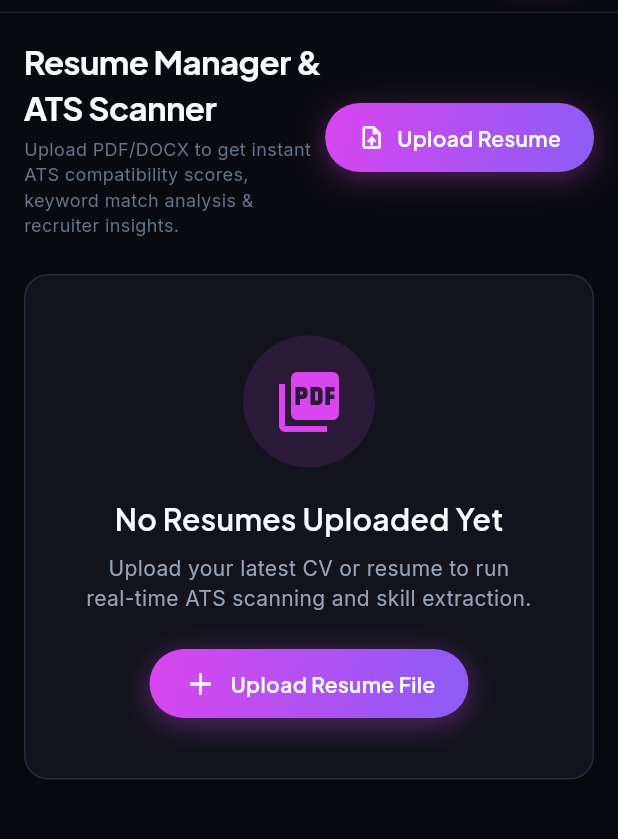
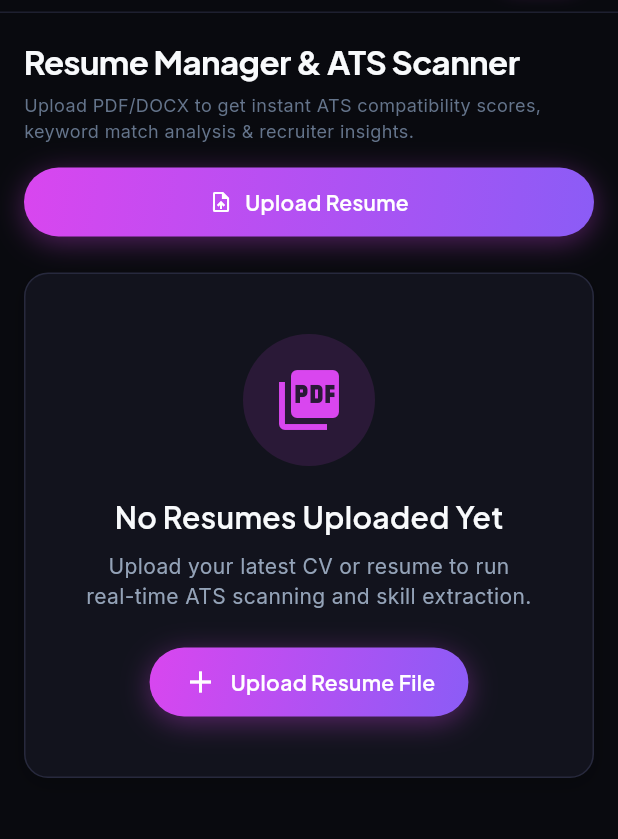
Before and after one commit to Areef-uddin/airecruitmentfrontend, a Flutter app: the CandidateResumesScreen screen opened by its route, after a tap on "Upload Resume", on a phone screen of 412 x 824 dp, the part 92-931 px from its top. Run offline on Flutter 3.47's test engine with Material 3 defaults, Android fonts, the phone set to English and light mode, and no system bars; our stand-ins replace dio, file_picker, flutter_riverpod, go_router, google_fonts, shared_preferences; missing offline and left inert: dart:html, dart:js, dart:ui_web; accounts and stored records are empty; network calls fail.

Commit message:
fix(frontend): make resumes screen fully responsive on mobile/desktop and direct multipart upload

```diff
--- a/lib/features/candidate/candidate_resumes_screen.dart
+++ b/lib/features/candidate/candidate_resumes_screen.dart
@@ -61,7 +61,6 @@ class _CandidateResumesScreenState extends ConsumerState<CandidateResumesScreen>
       setState(() => _isUploading = true);
 
       final dio = ApiClient().dio;
-      try {
       final formData = FormData();
       formData.files.add(MapEntry(
         'file',
@@ -70,19 +69,17 @@ class _CandidateResumesScreenState extends ConsumerState<CandidateResumesScreen>
       formData.fields.add(MapEntry('file_name', file.name));
       formData.fields.add(MapEntry('file_size', size.toString()));
 
-        await dio.post(ApiConfig.resumes, data: formData);
-      } catch (_) {
       await dio.post(
-          ApiConfig.aiResumeParse,
-          data: {
-            'file_name': file.name,
-            'raw_text': 'Senior Full-Stack & AI Engineer Resume: Flutter, Dart, Python, Django, PostgreSQL, Docker, Microservices.',
-          },
+        ApiConfig.resumes,
+        data: formData,
+        options: Options(contentType: 'multipart/form-data'),
       );
-      }
 
       await _fetchResumes();
-      setState(() => _isUploading = false);
+      setState(() {
+        _selectedResumeIndex = 0;
+        _isUploading = false;
+      });
 
       if (mounted) {
         ScaffoldMessenger.of(context).showSnackBar(
@@ -154,7 +151,8 @@ class _CandidateResumesScreenState extends ConsumerState<CandidateResumesScreen>
                         child: Column(
                           crossAxisAlignment: CrossAxisAlignment.start,
                           children: [
-                            // Header
+                            // Header: responsive layout
+                            if (isDesktop)
                               Row(
                                 mainAxisAlignment: MainAxisAlignment.spaceBetween,
                                 children: [
@@ -164,7 +162,7 @@ class _CandidateResumesScreenState extends ConsumerState<CandidateResumesScreen>
                                       children: [
                                         Text(
                                           'Resume Manager & ATS Scanner',
-                                        style: AppTypography.displaySmall.copyWith(fontSize: isDesktop ? 28 : 22),
+                                          style: AppTypography.displaySmall.copyWith(fontSize: 28),
                                         ),
                                         const SizedBox(height: 4),
                                         Text(
@@ -174,11 +172,11 @@ class _CandidateResumesScreenState extends ConsumerState<CandidateResumesScreen>
                                       ],
                                     ),
                                   ),
-                                Wrap(
-                                  spacing: 10,
-                                  runSpacing: 10,
+                                  const SizedBox(width: 16),
+                                  Row(
+                                    mainAxisSize: MainAxisSize.min,
                                     children: [
-                                    if (_resumes.isNotEmpty)
+                                      if (_resumes.isNotEmpty) ...[
                                         OutlinedButton.icon(
                                           onPressed: _isUploading ? null : () => _uploadResume(isReupload: true),
                                           style: OutlinedButton.styleFrom(
@@ -190,11 +188,57 @@ class _CandidateResumesScreenState extends ConsumerState<CandidateResumesScreen>
                                           icon: const Icon(Icons.sync, size: 16, color: Color(0xFFD946EF)),
                                           label: const Text('Re-upload Resume', style: TextStyle(fontWeight: FontWeight.bold, fontSize: 13)),
                                         ),
+                                        const SizedBox(width: 10),
+                                      ],
                                       AppButton(
                                         label: 'Upload Resume',
                                         icon: const Icon(Icons.upload_file, size: 18, color: Colors.white),
                                         isLoading: _isUploading,
                                         onPressed: () => _uploadResume(isReupload: false),
+                                      ),
+                                    ],
+                                  ),
+                                ],
+                              )
+                            else
+                              Column(
+                                crossAxisAlignment: CrossAxisAlignment.start,
+                                children: [
+                                  Text(
+                                    'Resume Manager & ATS Scanner',
+                                    style: AppTypography.displaySmall.copyWith(fontSize: 22),
+                                  ),
+                                  const SizedBox(height: 6),
+                                  Text(
+                                    'Upload PDF/DOCX to get instant ATS compatibility scores, keyword match analysis & recruiter insights.',
+                                    style: AppTypography.bodySmall,
+                                  ),
+                                  const SizedBox(height: 16),
+                                  Row(
+                                    children: [
+                                      if (_resumes.isNotEmpty) ...[
+                                        Expanded(
+                                          child: OutlinedButton.icon(
+                                            onPressed: _isUploading ? null : () => _uploadResume(isReupload: true),
+                                            style: OutlinedButton.styleFrom(
+                                              foregroundColor: const Color(0xFFD946EF),
+                                              side: const BorderSide(color: Color(0xFFD946EF)),
+                                              padding: const EdgeInsets.symmetric(vertical: 12),
+                                              shape: RoundedRectangleBorder(borderRadius: BorderRadius.circular(10)),
+                                            ),
+                                            icon: const Icon(Icons.sync, size: 16, color: Color(0xFFD946EF)),
+                                            label: const Text('Re-upload', style: TextStyle(fontWeight: FontWeight.bold, fontSize: 12)),
+                                          ),
+                                        ),
+                                        const SizedBox(width: 10),
+                                      ],
+                                      Expanded(
+                                        child: AppButton(
+                                          label: 'Upload Resume',
+                                          icon: const Icon(Icons.upload_file, size: 16, color: Colors.white),
+                                          isLoading: _isUploading,
+                                          onPressed: () => _uploadResume(isReupload: false),
+                                        ),
                                       ),
                                     ],
                                   ),
@@ -281,60 +325,22 @@ class _CandidateResumesScreenState extends ConsumerState<CandidateResumesScreen>
                                     const SizedBox(height: 18),
 
                                     // Strengths & Recommendations
+                                    if (isDesktop)
                                       Row(
                                         crossAxisAlignment: CrossAxisAlignment.start,
                                         children: [
-                                        Expanded(
-                                          child: Column(
+                                          Expanded(child: _buildStrengthsColumn(strengths)),
+                                          const SizedBox(width: 24),
+                                          Expanded(child: _buildRecommendationsColumn(recommendations)),
+                                        ],
+                                      )
+                                    else
+                                      Column(
                                         crossAxisAlignment: CrossAxisAlignment.start,
                                         children: [
-                                              Row(
-                                                children: [
-                                                  const Icon(Icons.check_circle, color: AppColors.success, size: 18),
-                                                  const SizedBox(width: 8),
-                                                  Text('ATS Strengths Identified', style: AppTypography.titleSmall.copyWith(color: AppColors.success)),
-                                                ],
-                                              ),
-                                              const SizedBox(height: 10),
-                                              ...strengths.map((s) => Padding(
-                                                padding: const EdgeInsets.only(bottom: 6),
-                                                child: Row(
-                                                  crossAxisAlignment: CrossAxisAlignment.start,
-                                                  children: [
-                                                    const Text('• ', style: TextStyle(color: AppColors.success, fontWeight: FontWeight.bold)),
-                                                    Expanded(child: Text(s, style: AppTypography.bodySmall)),
-                                                  ],
-                                                ),
-                                              )),
-                                            ],
-                                          ),
-                                        ),
-                                        if (isDesktop) const SizedBox(width: 24),
-                                        Expanded(
-                                          child: Column(
-                                            crossAxisAlignment: CrossAxisAlignment.start,
-                                            children: [
-                                              Row(
-                                                children: [
-                                                  const Icon(Icons.lightbulb_outline, color: AppColors.warning, size: 18),
-                                                  const SizedBox(width: 8),
-                                                  Text('Recommendations to Boost Score', style: AppTypography.titleSmall.copyWith(color: AppColors.warning)),
-                                                ],
-                                              ),
-                                              const SizedBox(height: 10),
-                                              ...recommendations.map((r) => Padding(
-                                                padding: const EdgeInsets.only(bottom: 6),
-                                                child: Row(
-                                                  crossAxisAlignment: CrossAxisAlignment.start,
-                                                  children: [
-                                                    const Text('• ', style: TextStyle(color: AppColors.warning, fontWeight: FontWeight.bold)),
-                                                    Expanded(child: Text(r, style: AppTypography.bodySmall)),
-                                                  ],
-                                                ),
-                                              )),
-                                            ],
-                                          ),
-                                        ),
+                                          _buildStrengthsColumn(strengths),
+                                          const SizedBox(height: 20),
+                                          _buildRecommendationsColumn(recommendations),
                                         ],
                                       ),
                                   ],
@@ -542,4 +548,56 @@ class _CandidateResumesScreenState extends ConsumerState<CandidateResumesScreen>
       ],
     );
   }
+
+  Widget _buildStrengthsColumn(List<String> strengths) {
+    return Column(
+      crossAxisAlignment: CrossAxisAlignment.start,
+      children: [
+        Row(
+          children: [
+            const Icon(Icons.check_circle, color: AppColors.success, size: 18),
+            const SizedBox(width: 8),
+            Text('ATS Strengths Identified', style: AppTypography.titleSmall.copyWith(color: AppColors.success)),
+          ],
+        ),
+        const SizedBox(height: 10),
+        ...strengths.map((s) => Padding(
+          padding: const EdgeInsets.only(bottom: 8),
+          child: Row(
+            crossAxisAlignment: CrossAxisAlignment.start,
+            children: [
+              const Text('• ', style: TextStyle(color: AppColors.success, fontWeight: FontWeight.bold)),
+              Expanded(child: Text(s, style: AppTypography.bodySmall)),
+            ],
+          ),
+        )),
+      ],
+    );
   }
+
+  Widget _buildRecommendationsColumn(List<String> recommendations) {
+    return Column(
+      crossAxisAlignment: CrossAxisAlignment.start,
+      children: [
+        Row(
+          children: [
+            const Icon(Icons.lightbulb_outline, color: AppColors.warning, size: 18),
+            const SizedBox(width: 8),
+            Text('Recommendations to Boost Score', style: AppTypography.titleSmall.copyWith(color: AppColors.warning)),
+          ],
+        ),
+        const SizedBox(height: 10),
+        ...recommendations.map((r) => Padding(
+          padding: const EdgeInsets.only(bottom: 8),
+          child: Row(
+            crossAxisAlignment: CrossAxisAlignment.start,
+            children: [
+              const Text('• ', style: TextStyle(color: AppColors.warning, fontWeight: FontWeight.bold)),
+              Expanded(child: Text(r, style: AppTypography.bodySmall)),
+            ],
+          ),
+        )),
+      ],
+    );
+  }
+}
```
Lines whose indentation alone changed are shown as unchanged.
